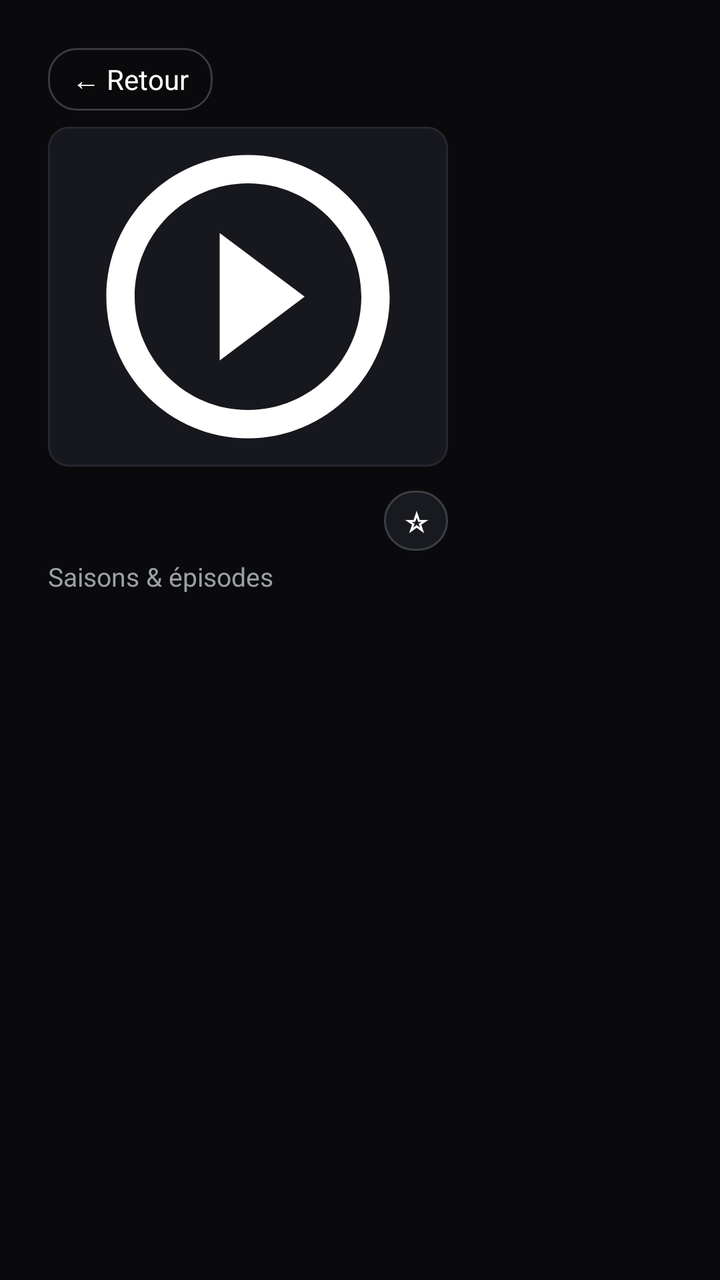
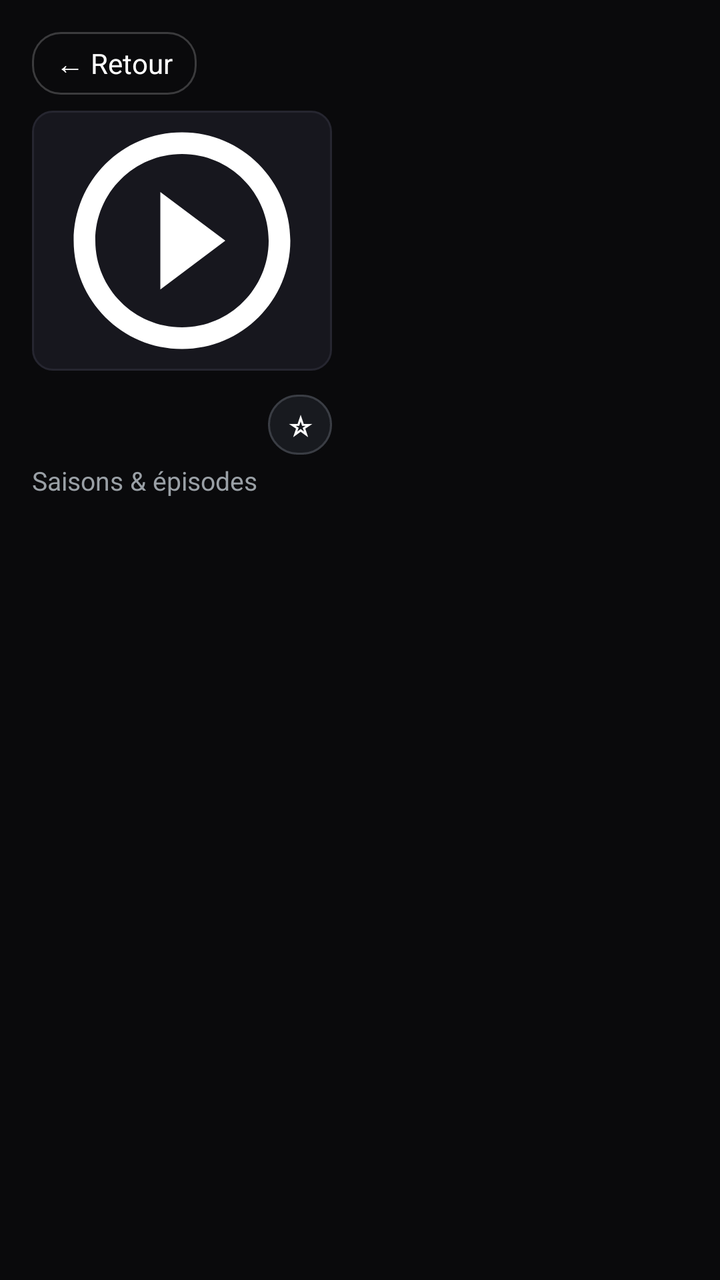

Before-and-after screenshots of an Android layout around one commit, followed by the original layout XML and the change that was made.
<!-- AndroidManifest.xml: application theme Theme.KZ -->
<!-- res/layout/activity_series.xml -->
<?xml version="1.0" encoding="utf-8"?>
<LinearLayout xmlns:android="http://schemas.android.com/apk/res/android"
    xmlns:app="http://schemas.android.com/apk/res-auto"
    android:layout_width="match_parent"
    android:layout_height="match_parent"
    android:orientation="horizontal"
    android:background="@color/bg"
    android:padding="24dp">

    
    <LinearLayout
        android:layout_width="200dp"
        android:layout_height="match_parent"
        android:orientation="vertical"
        android:layout_marginEnd="24dp">

        <TextView
            android:id="@+id/backBtn"
            android:layout_width="wrap_content"
            android:layout_height="wrap_content"
            android:text="← Retour"
            android:textColor="@color/text"
            android:textSize="14sp"
            android:background="@drawable/bg_focus_chip"
            android:paddingStart="12dp"
            android:paddingEnd="12dp"
            android:paddingTop="6dp"
            android:paddingBottom="6dp"
            android:layout_marginBottom="8dp"
            android:clickable="true"
            android:focusable="true" />

        <ImageView
            android:id="@+id/posterIv"
            android:layout_width="match_parent"
            android:layout_height="wrap_content"
            android:maxHeight="170dp"
            android:adjustViewBounds="true"
            android:scaleType="fitCenter"
            android:background="@drawable/bg_tile"
            android:src="@drawable/ic_movie" />

        <LinearLayout
            android:layout_width="match_parent"
            android:layout_height="wrap_content"
            android:orientation="horizontal"
            android:gravity="center_vertical"
            android:layout_marginTop="12dp">

            <TextView
                android:id="@+id/seriesTitle"
                android:layout_width="0dp"
                android:layout_height="wrap_content"
                android:layout_weight="1"
                android:textColor="@color/text"
                android:textSize="20sp"
                android:textStyle="bold"
                android:maxLines="2"
                android:ellipsize="end" />

            <TextView
                android:id="@+id/favBtn"
                android:layout_width="32dp"
                android:layout_height="30dp"
                android:gravity="center"
                android:text="☆"
                android:textColor="@color/text"
                android:textStyle="bold"
                android:textSize="13sp"
                android:includeFontPadding="false"
                android:background="@drawable/bg_fav_chip"
                android:focusable="true"
                android:clickable="true"
                android:layout_marginStart="8dp" />
        </LinearLayout>

        <TextView
            android:layout_width="match_parent"
            android:layout_height="wrap_content"
            android:text="Saisons &amp; épisodes"
            android:textColor="@color/muted"
            android:textSize="13sp"
            android:layout_marginTop="4dp" />

        
        <TextView
            android:id="@+id/seriesSummary"
            android:layout_width="match_parent"
            android:layout_height="0dp"
            android:layout_weight="1"
            android:layout_marginTop="10dp"
            android:textColor="#CCFFFFFF"
            android:lineSpacingExtra="1dp"
            android:gravity="top"
            android:visibility="gone"
            app:autoSizeTextType="uniform"
            app:autoSizeMinTextSize="9sp"
            app:autoSizeMaxTextSize="13sp"
            app:autoSizeStepGranularity="1sp" />

    </LinearLayout>

    
    <FrameLayout
        android:layout_width="0dp"
        android:layout_height="match_parent"
        android:layout_weight="1">

        <androidx.recyclerview.widget.RecyclerView
            android:id="@+id/episodeRv"
            android:layout_width="match_parent"
            android:layout_height="match_parent"
            android:clipToPadding="false"
            android:paddingBottom="24dp" />

        <ProgressBar
            android:id="@+id/progress"
            android:layout_width="wrap_content"
            android:layout_height="wrap_content"
            android:layout_gravity="center"
            android:visibility="gone" />

        <TextView
            android:id="@+id/msgTv"
            android:layout_width="wrap_content"
            android:layout_height="wrap_content"
            android:layout_gravity="center"
            android:textColor="@color/muted"
            android:textSize="15sp" />
    </FrameLayout>

</LinearLayout>
<!-- resources referenced by this layout -->
<resources>
  <color name="bg">#0A0A0C</color>
  <color name="muted">#9AA0A6</color>
  <color name="text">#FFFFFF</color>
  <!-- drawable bg_focus_chip (drawable) -->
  <?xml version="1.0" encoding="utf-8"?>
  <selector xmlns:android="http://schemas.android.com/apk/res/android">
      <item android:state_focused="true">
          <shape android:shape="rectangle">
              <solid android:color="#33E50914" />
              <corners android:radius="14dp" />
              <stroke android:width="2dp" android:color="@color/danger" />
          </shape>
      </item>
      <item android:state_pressed="true">
          <shape android:shape="rectangle">
              <solid android:color="@color/accent" />
              <corners android:radius="14dp" />
              <stroke android:width="2dp" android:color="@color/text" />
          </shape>
      </item>
      <item>
          <shape android:shape="rectangle">
              <solid android:color="@android:color/transparent" />
              <corners android:radius="14dp" />
              <stroke android:width="1dp" android:color="#33FFFFFF" />
          </shape>
      </item>
  </selector>
  <!-- drawable bg_tile (drawable) -->
  <?xml version="1.0" encoding="utf-8"?>
  <selector xmlns:android="http://schemas.android.com/apk/res/android">
      
      <item android:state_focused="true">
          <shape android:shape="rectangle">
              <solid android:color="@color/card" />
              <corners android:radius="10dp" />
              <stroke android:width="3dp" android:color="@color/accent" />
          </shape>
      </item>
      <item android:state_pressed="true">
          <shape android:shape="rectangle">
              <solid android:color="@color/card" />
              <corners android:radius="10dp" />
              <stroke android:width="3dp" android:color="@color/accent" />
          </shape>
      </item>
      
      <item>
          <shape android:shape="rectangle">
              <solid android:color="@color/card" />
              <corners android:radius="10dp" />
              <stroke android:width="1dp" android:color="@color/stroke" />
          </shape>
      </item>
  </selector>
  <!-- drawable ic_movie (drawable) -->
  <?xml version="1.0" encoding="utf-8"?>
  <vector xmlns:android="http://schemas.android.com/apk/res/android"
      android:width="24dp" android:height="24dp"
      android:viewportWidth="24" android:viewportHeight="24">
      <path android:fillColor="#FFFFFF" android:pathData="M10,16.5l6,-4.5 -6,-4.5v9zM12,2C6.48,2 2,6.48 2,12s4.48,10 10,10 10,-4.48 10,-10S17.52,2 12,2zM12,20c-4.41,0 -8,-3.59 -8,-8s3.59,-8 8,-8 8,3.59 8,8 -3.59,8 -8,8z" />
  </vector>
  <style name="Theme.KZ" parent="Theme.Material3.DayNight.NoActionBar">
          <item name="android:windowBackground">@color/bg</item>
          <item name="android:statusBarColor">@color/bg</item>
          <item name="android:navigationBarColor">@color/bg</item>
          <item name="colorPrimary">@color/accent</item>
          <item name="colorOnPrimary">@color/text</item>
      </style>
  <color name="accent">#E50914</color>
  <color name="danger">#FF3B4E</color>
  <color name="card">#17171E</color>
  <color name="stroke">#262630</color>
  <!-- unchanged entries left out for length: 1 -->
</resources>

<!-- the commit's change to res/layout/activity_series.xml (unified diff, before → after) -->
@@ -5,20 +5,20 @@
     android:layout_height="match_parent"
     android:orientation="horizontal"
     android:background="@color/bg"
-    android:padding="24dp">
+    android:padding="@dimen/cl_detail_pad">
 
     
     <LinearLayout
-        android:layout_width="200dp"
+        android:layout_width="@dimen/cl_series_col_w"
         android:layout_height="match_parent"
         android:orientation="vertical"
-        android:layout_marginEnd="24dp">
+        android:layout_marginEnd="@dimen/cl_detail_pad">
 
         <TextView
             android:id="@+id/backBtn"
             android:layout_width="wrap_content"
             android:layout_height="wrap_content"
-            android:text="← Retour"
+            android:text="\u2190 Retour"
             android:textColor="@color/text"
             android:textSize="14sp"
             android:background="@drawable/bg_focus_chip"
@@ -34,7 +34,7 @@
             android:id="@+id/posterIv"
             android:layout_width="match_parent"
             android:layout_height="wrap_content"
-            android:maxHeight="170dp"
+            android:maxHeight="@dimen/cl_series_poster_maxh"
             android:adjustViewBounds="true"
             android:scaleType="fitCenter"
             android:background="@drawable/bg_tile"
@@ -63,7 +63,7 @@
                 android:layout_width="32dp"
                 android:layout_height="30dp"
                 android:gravity="center"
-                android:text="☆"
+                android:text="\u2606"
                 android:textColor="@color/text"
                 android:textStyle="bold"
                 android:textSize="13sp"
@@ -77,12 +77,11 @@
         <TextView
             android:layout_width="match_parent"
             android:layout_height="wrap_content"
-            android:text="Saisons &amp; épisodes"
+            android:text="Saisons &amp; \u00e9pisodes"
             android:textColor="@color/muted"
             android:textSize="13sp"
             android:layout_marginTop="4dp" />
 
-        
         <TextView
             android:id="@+id/seriesSummary"
             android:layout_width="match_parent"
<!-- resource entries referenced after the edit -->
@@ -3,6 +3,9 @@
   <color name="bg">#0A0A0C</color>
   <color name="muted">#9AA0A6</color>
   <color name="text">#FFFFFF</color>
+  <dimen name="cl_detail_pad">16dp</dimen>
+  <dimen name="cl_series_col_w">150dp</dimen>
+  <dimen name="cl_series_poster_maxh">130dp</dimen>
   <!-- drawable bg_focus_chip (drawable) -->
   <?xml version="1.0" encoding="utf-8"?>
   <selector xmlns:android="http://schemas.android.com/apk/res/android">
